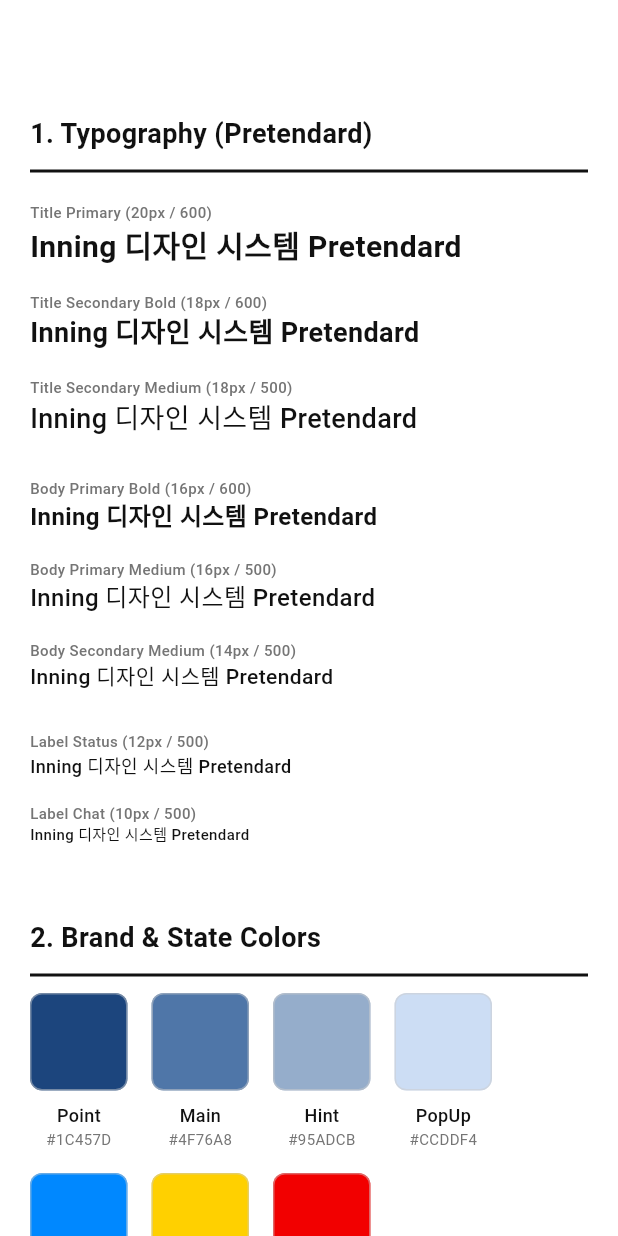
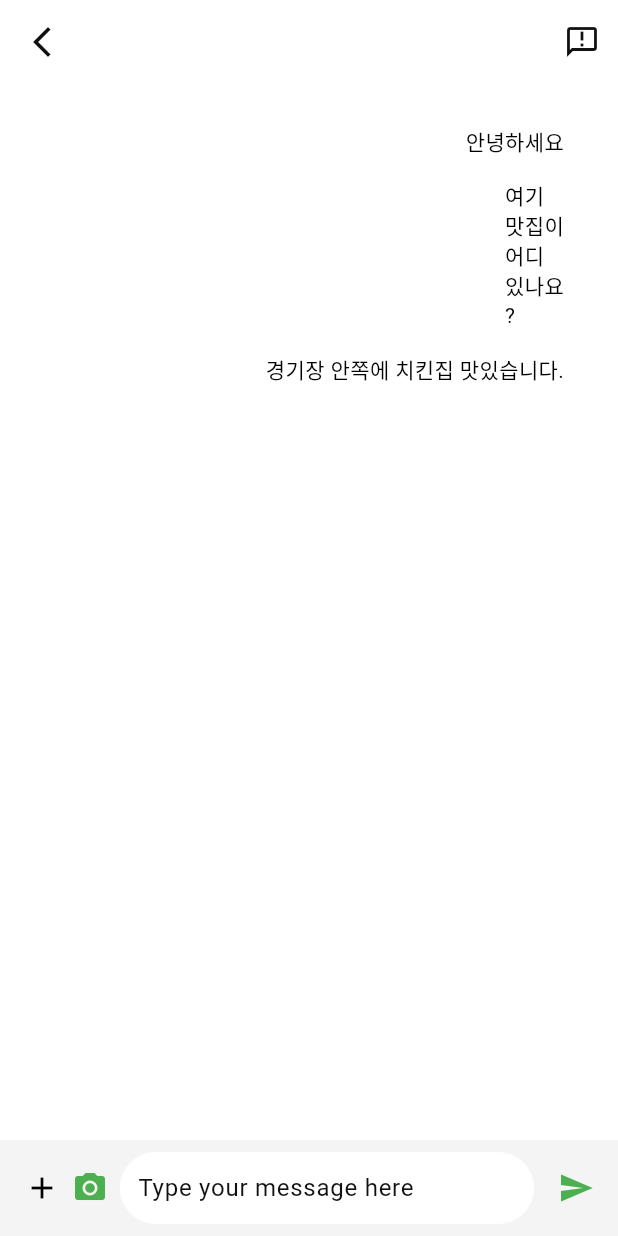
Before and after one commit to kimhyunseo/inning, a Flutter app: the screen it shows after launch, on a phone screen of 412 x 824 dp. Run offline on Flutter 3.47's test engine with Material 3 defaults, Android fonts, the phone set to English and light mode, and no system bars; drawn by our look-alikes of chat_bubbles; our stand-ins replace firebase_core, flutter_riverpod; accounts and stored records are empty; Roboto replaces fonts that are missing (Pretendard).

Commit message:
feat: chatPage 구현중

```diff
--- a/lib/core/widgets/design_system.dart
+++ b/lib/core/widgets/design_system.dart
@@ -152,6 +152,7 @@
                   decoration: BoxDecoration(
                     color: item.color,
                     borderRadius: BorderRadius.circular(8),
+                    // ignore: deprecated_member_use
                     border: Border.all(color: AppColors.grey2.withOpacity(0.5)),
                   ),
                 ),
--- a/lib/main.dart
+++ b/lib/main.dart
@@ -2,8 +2,8 @@
 import 'package:flutter/material.dart';
 import 'package:flutter_riverpod/flutter_riverpod.dart';
 import 'package:inning/core/app_theme.dart';
-import 'package:inning/core/widgets/design_system.dart';
 import 'package:inning/firebase_options.dart';
+import 'package:inning/page/chat/chat_page.dart';
 
 void main() async {
   WidgetsFlutterBinding.ensureInitialized();
@@ -17,8 +17,9 @@
   @override
   Widget build(BuildContext context) {
     return MaterialApp(
+      //
       theme: AppTheme.lightTheme,
-      home: const DesignSystemCheckPage(),
+      home: const ChatPage(),
     );
   }
 }
--- /dev/null
+++ b/lib/page/chat/chat_page.dart
@@ -0,0 +1,52 @@
+import 'package:flutter/material.dart';
+import 'package:inning/page/chat/widgets/chat_tap_app_bar.dart';
+import 'package:inning/page/chat/widgets/chat_tap_list_view.dart';
+import 'package:inning/page/chat/widgets/chat_tap_notice.dart';
+import 'package:chat_bubbles/chat_bubbles.dart';
+
+class ChatPage extends StatelessWidget {
+  const ChatPage({super.key});
+
+  @override
+  Widget build(BuildContext context) {
+    return Scaffold(
+      // 1. 테마의 배경색이 적용되도록 설정
+      backgroundColor: Theme.of(context).scaffoldBackgroundColor,
+
+      // 2. 앱바(삭제할 것 파일)
+      appBar: const ChatTapAppBar(),
+
+      body: Column(
+        children: [
+          // 공지사항 영역
+          const ChatTapNotice(),
+
+          // 채팅 리스트 영역 (남은 공간을 꽉 채움)
+          const Expanded(child: ChatTapListView()),
+
+          // 메시지 입력 바 (Column의 가장 하단에 배치)
+          MessageBar(
+            onSend: (text) => print('테스트:messages'),
+            actions: [
+              InkWell(
+                child: const Icon(Icons.add, color: Colors.black, size: 24),
+                onTap: () {},
+              ),
+              Padding(
+                padding: const EdgeInsets.only(left: 8, right: 8),
+                child: InkWell(
+                  child: const Icon(
+                    Icons.camera_alt,
+                    color: Colors.green,
+                    size: 24,
+                  ),
+                  onTap: () {},
+                ),
+              ),
+            ],
+          ),
+        ],
+      ),
+    );
+  }
+}
--- /dev/null
+++ b/lib/page/chat/widgets/chat_message.dart
@@ -0,0 +1,6 @@
+class ChatMessage {
+  final String content;
+  final bool isMe;
+
+  ChatMessage({required this.content, required this.isMe});
+}
--- /dev/null
+++ b/lib/page/chat/widgets/chat_tap_app_bar.dart
@@ -0,0 +1,30 @@
+import 'package:flutter/material.dart';
+
+//
+class ChatTapAppBar extends StatelessWidget implements PreferredSizeWidget {
+  const ChatTapAppBar({super.key});
+
+  @override
+  Widget build(BuildContext context) {
+    return AppBar(
+      leading: IconButton(
+        onPressed: () {
+          Navigator.pop(context);
+        },
+        icon: const Icon(Icons.arrow_back_ios_new),
+      ),
+      title: Text("경기 관람 채팅방"),
+      actions: [
+        IconButton(
+          onPressed: () {
+            Navigator.pop(context);
+          },
+          icon: const Icon(Icons.announcement_outlined),
+        ),
+      ],
+    );
+  }
+
+  @override
+  Size get preferredSize => const Size.fromHeight(56.0);
+}
--- /dev/null
+++ b/lib/page/chat/widgets/chat_tap_list_view.dart
@@ -0,0 +1,36 @@
+import 'package:chat_bubbles/bubbles/bubble_special_three.dart';
+import 'package:flutter/material.dart';
+import 'package:inning/page/chat/widgets/chat_message.dart';
+
+class ChatTapListView extends StatelessWidget {
+  const ChatTapListView({super.key});
+
+  @override
+  Widget build(BuildContext context) {
+    // 테스트용
+    final List<ChatMessage> messages = [
+      ChatMessage(content: '안녕하세요', isMe: false),
+      ChatMessage(content: '여기\n맛집이\n어디\n있나요\n?', isMe: false),
+      ChatMessage(content: '경기장 안쪽에 치킨집 맛있습니다.', isMe: true),
+    ];
+
+    return ListView.builder(
+      // 메시지 길이만큼 전달하기
+      itemCount: messages.length,
+      // 말풍선 크기조정
+      padding: EdgeInsets.symmetric(vertical: 20, horizontal: 8),
+      itemBuilder: (context, index) {
+        final chat = messages[index];
+        // 위젯을 리턴해줘야 적용이 된다.
+        // 버블 패키지 예문에 있음
+        return BubbleSpecialThree(
+          text: chat.content,
+          color: Colors.white,
+          // 말풍선 꼬리 유무
+          tail: false,
+          textStyle: TextStyle(color: Colors.black, fontSize: 14),
+        );
+      },
+    );
+  }
+}
--- /dev/null
+++ b/lib/page/chat/widgets/chat_tap_notice.dart
@@ -0,0 +1,10 @@
+import 'package:flutter/material.dart';
+
+class ChatTapNotice extends StatelessWidget {
+  const ChatTapNotice({super.key});
+
+  @override
+  Widget build(BuildContext context) {
+    return Container();
+  }
+}
--- a/pubspec.yaml
+++ b/pubspec.yaml
@@ -41,6 +41,8 @@
   dio: ^5.9.0
   image_picker: ^1.2.1
   geolocator: ^14.0.2
+  flutter_chat_bubble: ^2.0.2
+  chat_bubbles: ^1.8.0
 
 dev_dependencies:
   flutter_test:
```
Also changed, not shown: pubspec.lock, 10 other files.
